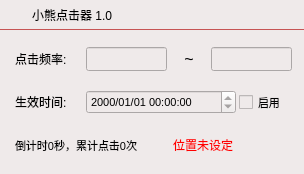
Above: gui/clicker.ui from xiaoxiongxiongxiong/clicker before the change. Below: the same form after it.
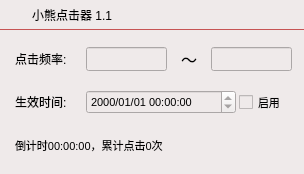
That is the form after the change. Icons and pictures are not drawn.

Commit message: 修改倒计时显示、间隔单位改为秒

The edit to the form file:
```diff
--- a/gui/clicker.ui
+++ b/gui/clicker.ui
@@ -156,7 +156,7 @@
      <rect>
       <x>15</x>
       <y>131</y>
-      <width>143</width>
+      <width>231</width>
       <height>28</height>
      </rect>
     </property>
@@ -166,7 +166,7 @@
      </font>
     </property>
     <property name="text">
-     <string>倒计时0秒，累计点击0次</string>
+     <string>倒计时00:00:00，累计点击0次</string>
     </property>
    </widget>
    <widget class="QWidget" name="m_wndHeader" native="true">
@@ -206,7 +206,7 @@
       </rect>
      </property>
      <property name="text">
-      <string>小熊点击器 1.0</string>
+      <string>小熊点击器 1.1</string>
      </property>
     </widget>
     <widget class="QPushButton" name="m_btnClose">
@@ -264,27 +264,17 @@
       <pointsize>12</pointsize>
      </font>
     </property>
+    <property name="layoutDirection">
+     <enum>Qt::LeftToRight</enum>
+    </property>
     <property name="text">
-     <string>~</string>
+     <string>～</string>
+    </property>
+    <property name="textFormat">
+     <enum>Qt::AutoText</enum>
     </property>
     <property name="alignment">
-     <set>Qt::AlignmentFlag::AlignCenter</set>
-    </property>
-   </widget>
-   <widget class="QLabel" name="m_labPos">
-    <property name="geometry">
-     <rect>
-      <x>173</x>
-      <y>131</y>
-      <width>73</width>
-      <height>28</height>
-     </rect>
-    </property>
-    <property name="styleSheet">
-     <string notr="true">color: rgb(255, 0, 0);</string>
-    </property>
-    <property name="text">
-     <string>位置未设定</string>
+     <set>Qt::AlignCenter</set>
     </property>
    </widget>
   </widget>
```
The commit also changes 1 other file.
